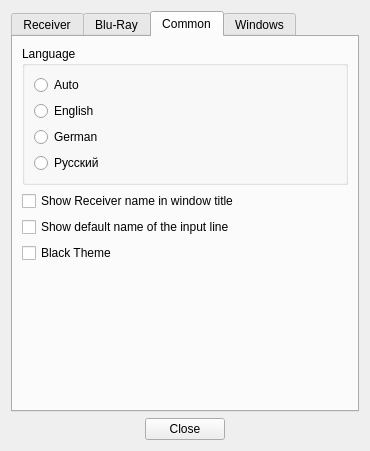
The window that src/settingsdialog.ui (AceOfSnakes/AvrPioRemote) describes before a commit, drawn with Qt 5.
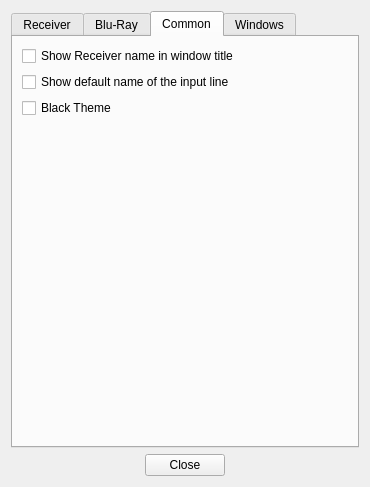
The same window after the commit. The open tabs and pages were chosen to show the change.

Commit message: remove translations as absolete

Patch:
```diff
--- a/src/settingsdialog.ui
+++ b/src/settingsdialog.ui
@@ -7,7 +7,7 @@
     <x>0</x>
     <y>0</y>
     <width>370</width>
-    <height>451</height>
+    <height>487</height>
    </rect>
   </property>
   <property name="windowTitle">
@@ -805,43 +805,6 @@
        <string>Common</string>
       </attribute>
       <layout class="QVBoxLayout" name="verticalLayout_5">
-       <item>
-        <widget class="QGroupBox" name="groupBox_2">
-         <property name="title">
-          <string>Language</string>
-         </property>
-         <layout class="QVBoxLayout" name="verticalLayout_3">
-          <item>
-           <widget class="QRadioButton" name="LanguageAutoRadioButton">
-            <property name="text">
-             <string>Auto</string>
-            </property>
-           </widget>
-          </item>
-          <item>
-           <widget class="QRadioButton" name="LanguageEnglishRadioButton">
-            <property name="text">
-             <string>English</string>
-            </property>
-           </widget>
-          </item>
-          <item>
-           <widget class="QRadioButton" name="LanguageGermanRadioButton">
-            <property name="text">
-             <string>German</string>
-            </property>
-           </widget>
-          </item>
-          <item>
-           <widget class="QRadioButton" name="LanguageRussianRadioButton">
-            <property name="text">
-             <string>Русский</string>
-            </property>
-           </widget>
-          </item>
-         </layout>
-        </widget>
-       </item>
        <item>
         <widget class="QCheckBox" name="ShowReceiverNameInTitleCheckBox">
          <property name="text">
```
Left out of the diff: 80 changed lines with no effect on the pictures. The commit also changes 2 other files.
